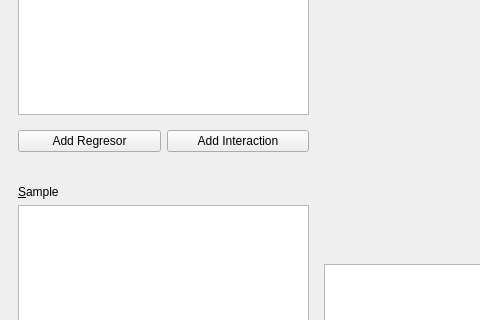
Before: the Qt Designer form braviz/interaction/qt_guis/anova.ui in diego0020/braviz-app, drawn with Qt 5; both pictures show x 0 to 480 and y 174 to 494 of the 899 by 661 pixel window.
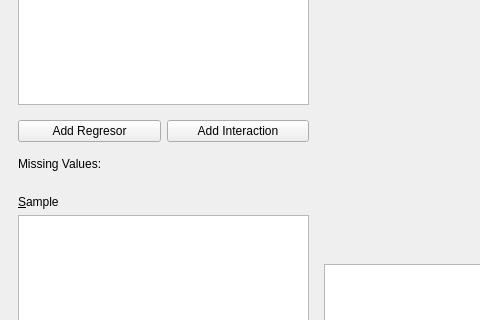
After: the same form once the commit is applied. Icons and pictures are not drawn.

Commit message: now it is possible to look at several plots when selecting an outcome in anova also added missing values information to anova and linear model fixed #2

What changed in the file:
```diff
--- a/braviz/interaction/qt_guis/anova.ui
+++ b/braviz/interaction/qt_guis/anova.ui
@@ -225,6 +225,13 @@
             </layout>
            </widget>
           </item>
+          <item>
+           <widget class="QLabel" name="missing_label">
+            <property name="text">
+             <string>Missing Values:</string>
+            </property>
+           </widget>
+          </item>
          </layout>
         </widget>
        </item>
```
The commit also changes 5 other files.
